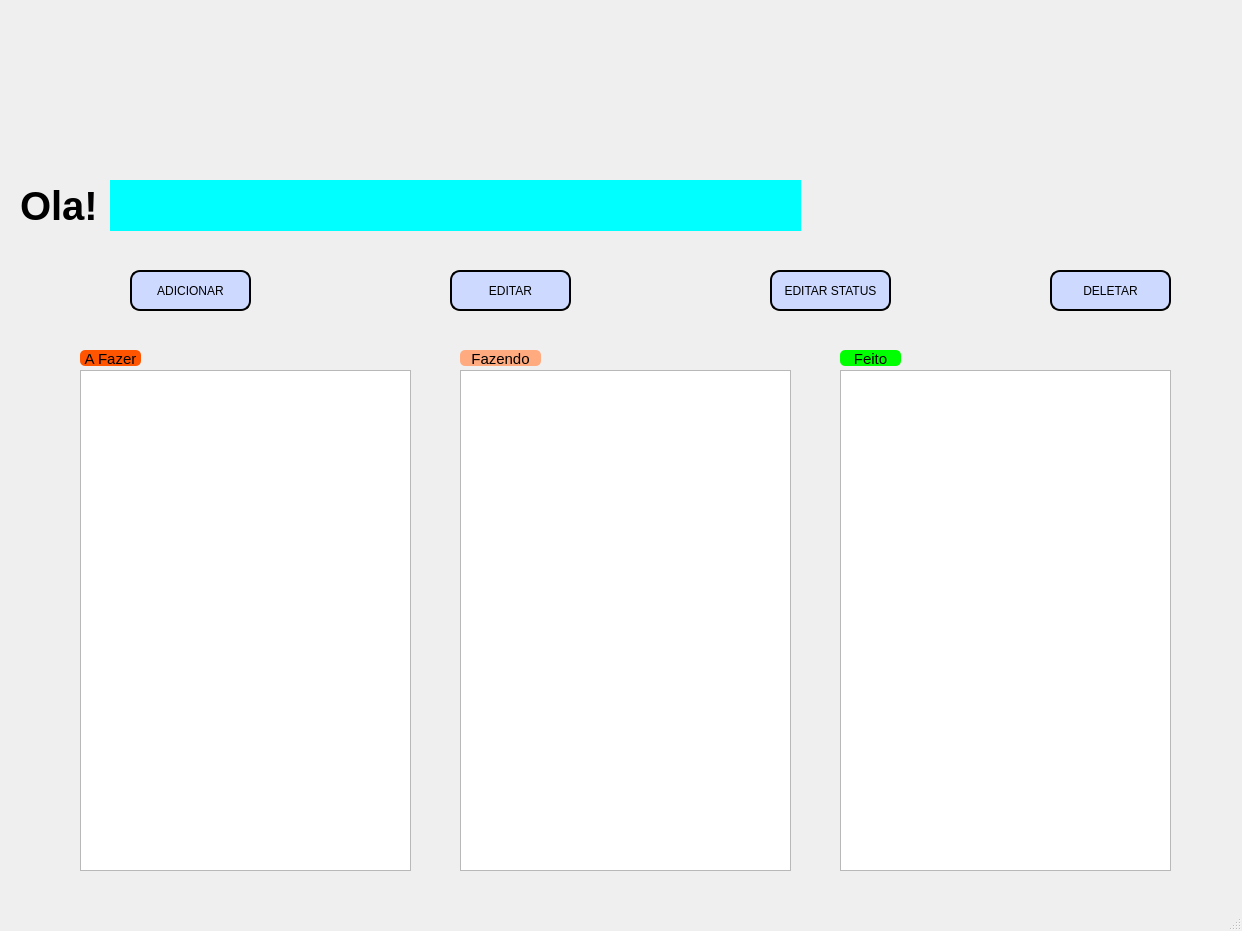
Before: the Qt Designer form telaMain.ui in TheRealsz/ToDoList, drawn with Qt 5.
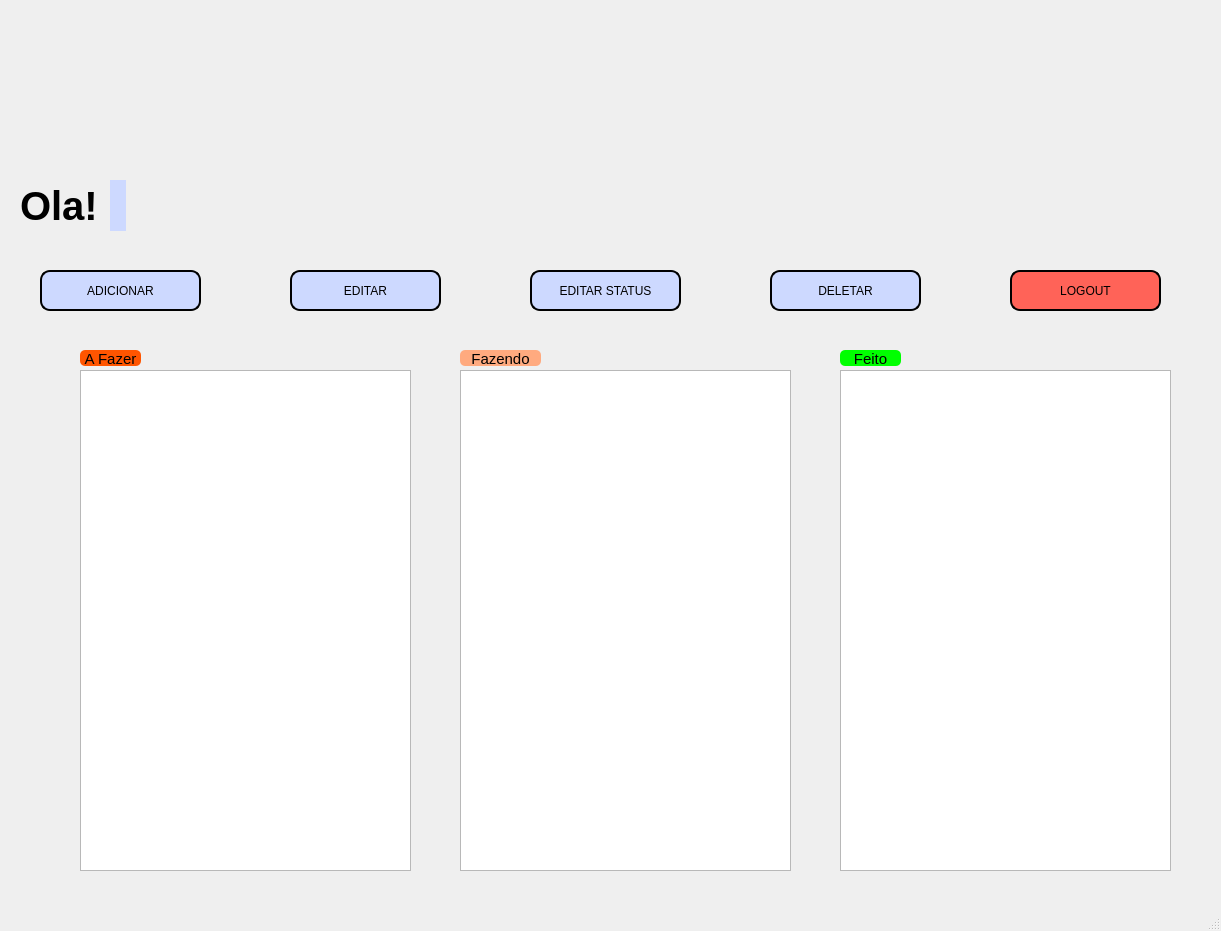
After: the same form once the commit is applied. Icons and pictures are not drawn.

Commit message: Funcionalidade dos botoes Edit e Edit Status, criacao do botao logout e da tela de informar id para edicao de tasks

```diff
--- a/telaMain.ui
+++ b/telaMain.ui
@@ -6,7 +6,7 @@
    <rect>
     <x>0</x>
     <y>0</y>
-    <width>1242</width>
+    <width>1221</width>
     <height>931</height>
    </rect>
   </property>
@@ -65,7 +65,7 @@
      <rect>
       <x>110</x>
       <y>180</y>
-      <width>691</width>
+      <width>16</width>
       <height>51</height>
      </rect>
     </property>
@@ -79,7 +79,9 @@
      </font>
     </property>
     <property name="styleSheet">
-     <string notr="true">background-color: rgb(0, 255, 255);</string>
+     <string notr="true">border-radius: 10px;
+background-color: rgb(205, 217, 255);
+</string>
     </property>
     <property name="text">
      <string/>
@@ -88,9 +90,9 @@
    <widget class="QPushButton" name="btnTelaAdd">
     <property name="geometry">
      <rect>
-      <x>130</x>
+      <x>40</x>
       <y>270</y>
-      <width>121</width>
+      <width>161</width>
       <height>41</height>
      </rect>
     </property>
@@ -119,9 +121,9 @@
    <widget class="QPushButton" name="btnTelaEdit">
     <property name="geometry">
      <rect>
-      <x>450</x>
+      <x>290</x>
       <y>270</y>
-      <width>121</width>
+      <width>151</width>
       <height>41</height>
      </rect>
     </property>
@@ -141,9 +143,9 @@
    <widget class="QPushButton" name="btnTelaEditStatus">
     <property name="geometry">
      <rect>
-      <x>770</x>
+      <x>530</x>
       <y>270</y>
-      <width>121</width>
+      <width>151</width>
       <height>41</height>
      </rect>
     </property>
@@ -163,9 +165,9 @@
    <widget class="QPushButton" name="btnTelaDelete">
     <property name="geometry">
      <rect>
-      <x>1050</x>
+      <x>770</x>
       <y>270</y>
-      <width>121</width>
+      <width>151</width>
       <height>41</height>
      </rect>
     </property>
@@ -311,6 +313,28 @@
      </font>
     </property>
    </widget>
+   <widget class="QPushButton" name="btnLogout">
+    <property name="geometry">
+     <rect>
+      <x>1010</x>
+      <y>270</y>
+      <width>151</width>
+      <height>41</height>
+     </rect>
+    </property>
+    <property name="cursor">
+     <cursorShape>PointingHandCursor</cursorShape>
+    </property>
+    <property name="styleSheet">
+     <string notr="true">border-radius: 10px;
+background-color: rgb(255, 99, 88);
+border-style: outset;
+border: 2px solid black;</string>
+    </property>
+    <property name="text">
+     <string>LOGOUT</string>
+    </property>
+   </widget>
   </widget>
   <widget class="QMenuBar" name="menubar">
    <property name="geometry">
```
Left out of the diff: 2 changed lines with no effect on the pictures. The commit also changes 4 other files.
